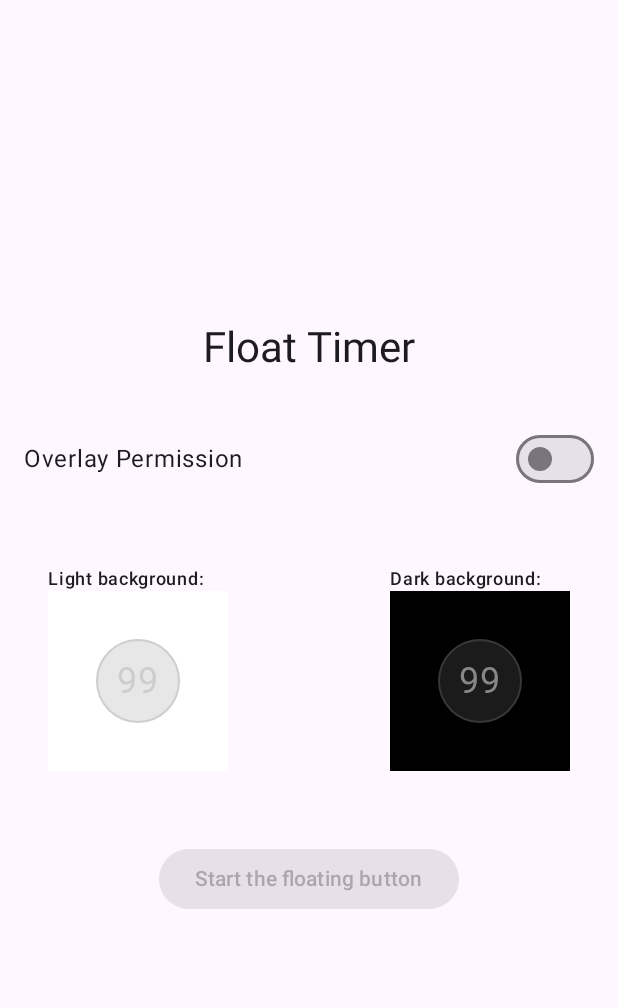
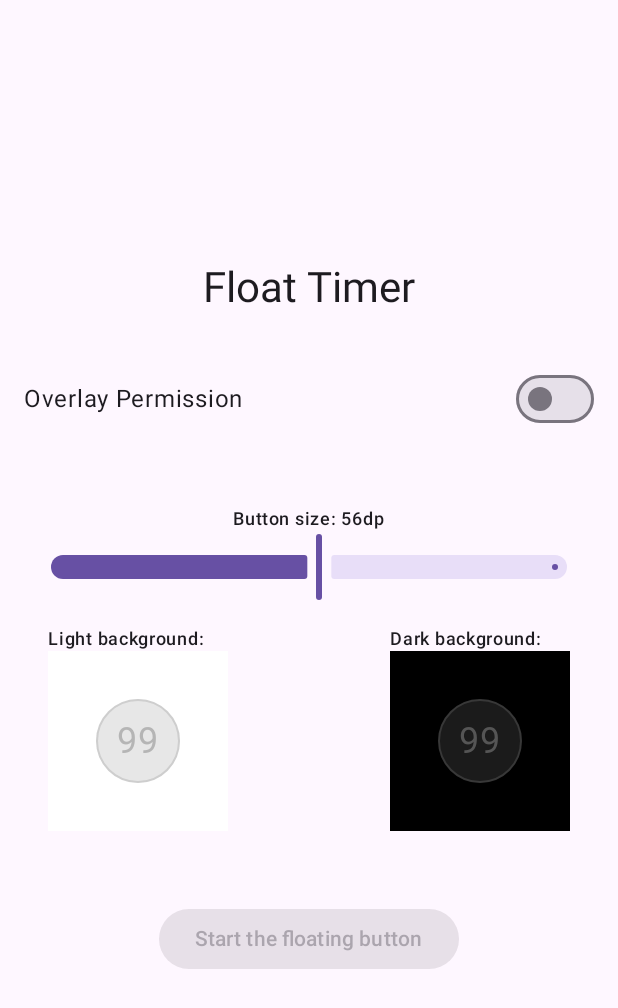
Before and after one commit to jzheng23/FloatTimer, an Android app built with Jetpack Compose: the screen it shows after launch (MainActivity), on a phone screen of 412 x 824 dp. Shown: the top 1008 px of the screen. Run offline under Robolectric (Android 15) with nearby library versions, the phone set to English and light mode, and no system bars.

Commit message:
size changeable

```diff
--- /dev/null
+++ b/app/src/main/java/com/jzheng23/floattimer/Constants.kt
@@ -0,0 +1,18 @@
+package com.jzheng23.floattimer
+
+import android.content.Context
+
+object Constants {
+    const val MIN_BUTTON_SIZE = 30
+    const val MAX_BUTTON_SIZE = 80
+    const val DEFAULT_BUTTON_SIZE = 56
+    const val DEFAULT_TEXT_SIZE = 24 // default text size in sp
+
+    fun dpToPx(context: Context, dp: Int): Int {
+        return (dp * context.resources.displayMetrics.density).toInt()
+    }
+
+    fun calculateTextSize(buttonSize: Int): Float {
+        return (DEFAULT_TEXT_SIZE * (buttonSize.toFloat() / DEFAULT_BUTTON_SIZE))
+    }
+}
--- a/app/src/main/java/com/jzheng23/floattimer/HomeScreen.kt
+++ b/app/src/main/java/com/jzheng23/floattimer/HomeScreen.kt
@@ -1,4 +1,5 @@
 package com.jzheng23.floattimer
+
 
 import android.app.Activity
 import android.content.Intent
@@ -21,10 +22,12 @@ import androidx.compose.foundation.layout.size
 import androidx.compose.foundation.shape.CircleShape
 import androidx.compose.material3.Button
 import androidx.compose.material3.MaterialTheme
+import androidx.compose.material3.Slider
 import androidx.compose.material3.Switch
 import androidx.compose.material3.Text
 import androidx.compose.runtime.Composable
 import androidx.compose.runtime.getValue
+import androidx.compose.runtime.mutableFloatStateOf
 import androidx.compose.runtime.mutableStateOf
 import androidx.compose.runtime.remember
 import androidx.compose.runtime.setValue
@@ -35,11 +38,17 @@ import androidx.compose.ui.platform.LocalContext
 import androidx.compose.ui.tooling.preview.Preview
 import androidx.compose.ui.unit.dp
 import androidx.compose.ui.unit.sp
+import com.jzheng23.floattimer.Constants.DEFAULT_BUTTON_SIZE
+import com.jzheng23.floattimer.Constants.MAX_BUTTON_SIZE
+import com.jzheng23.floattimer.Constants.MIN_BUTTON_SIZE
+
 
 @Composable
 fun HomeScreen() {
     val context = LocalContext.current
     var overlayPermissionGranted by remember { mutableStateOf(Settings.canDrawOverlays(context)) }
+    var buttonSize by remember { mutableFloatStateOf(DEFAULT_BUTTON_SIZE.toFloat()) }
+
 
     val overlayPermissionLauncher = rememberLauncherForActivityResult(
         ActivityResultContracts.StartActivityForResult()
@@ -79,17 +88,35 @@ fun HomeScreen() {
 
         Spacer(modifier = Modifier.height(32.dp))
 
-        OverlayButtonPreview()
+        Text(
+            "Button size: ${buttonSize.toInt()}dp",
+            style = MaterialTheme.typography.labelMedium,
+            modifier = Modifier.padding(top = 16.dp)
+        )
+
+        Slider(
+            value = buttonSize,
+            onValueChange = { buttonSize = it },
+            valueRange = MIN_BUTTON_SIZE.toFloat()..MAX_BUTTON_SIZE.toFloat(),
+            modifier = Modifier
+                .fillMaxWidth()
+                .padding(horizontal = 16.dp)
+        )
+
+        OverlayButtonPreview(buttonSize = buttonSize.toInt())
 
         Spacer(modifier = Modifier.height(32.dp))
 
         Button(
             onClick = {
                 if (overlayPermissionGranted) {
-                    context.startService(Intent(context, OverlayService::class.java))
+                    val intent = Intent(context, OverlayService::class.java).apply {
+                        putExtra("BUTTON_SIZE", buttonSize.toInt())
+                    }
+                    context.startService(intent)
                     // You might want to finish the activity here if needed
-                    val activity = context as? Activity
-                    activity?.moveTaskToBack(true)
+//                    val activity = context as? Activity
+//                    activity?.moveTaskToBack(true)
                 }
             },
             enabled = overlayPermissionGranted
@@ -118,7 +145,7 @@ fun PermissionSwitch(
     }
 }
 @Composable
-fun OverlayButtonPreview() {
+fun OverlayButtonPreview(buttonSize: Int = Constants.DEFAULT_BUTTON_SIZE) {
     Column(
         modifier = Modifier.padding(16.dp)
     ) {
@@ -135,7 +162,7 @@ fun OverlayButtonPreview() {
                 ) {
                     Box(
                         modifier = Modifier
-                            .size(56.dp)
+                            .size(buttonSize.dp)
                             .align(Alignment.Center)
                     ) {
                         Box(
@@ -154,8 +181,8 @@ fun OverlayButtonPreview() {
                         Text(
                             "99",
                             modifier = Modifier.align(Alignment.Center),
-                            color = Color(0x44888888),
-                            fontSize = 24.sp
+                            color = Color(0x88888888),
+                            fontSize = Constants.calculateTextSize(buttonSize).sp
                         )
                     }
                 }
@@ -170,7 +197,7 @@ fun OverlayButtonPreview() {
                 ) {
                     Box(
                         modifier = Modifier
-                            .size(56.dp)
+                            .size(buttonSize.dp)
                             .align(Alignment.Center)
                     ) {
                         Box(
@@ -189,8 +216,8 @@ fun OverlayButtonPreview() {
                         Text(
                             "99",
                             modifier = Modifier.align(Alignment.Center),
-                            color = Color(0xFF888888),
-                            fontSize = 24.sp
+                            color = Color(0x88888888),
+                            fontSize = Constants.calculateTextSize(buttonSize).sp
                         )
                     }
                 }
--- a/app/src/main/res/layout/overlay_button.xml
+++ b/app/src/main/res/layout/overlay_button.xml
@@ -1,8 +1,8 @@
 <?xml version="1.0" encoding="utf-8"?>
 <com.jzheng23.floattimer.DraggableFrameLayout xmlns:android="http://schemas.android.com/apk/res/android"
     android:id="@+id/dragHandle"
-    android:layout_width="56dp"
-    android:layout_height="56dp">
+    android:layout_width="match_parent"
+    android:layout_height="match_parent">
 
     <View
         android:layout_width="match_parent"
@@ -15,7 +15,7 @@
         android:layout_height="wrap_content"
         android:layout_gravity="center"
         android:text="99"
-        android:textColor="#44888888"
+        android:textColor="#88888888"
         android:textSize="24sp"/>
 
 </com.jzheng23.floattimer.DraggableFrameLayout>
```
Also changed, not shown: app/src/main/java/com/jzheng23/floattimer/OverlayService.kt (+49 -25 lines).
